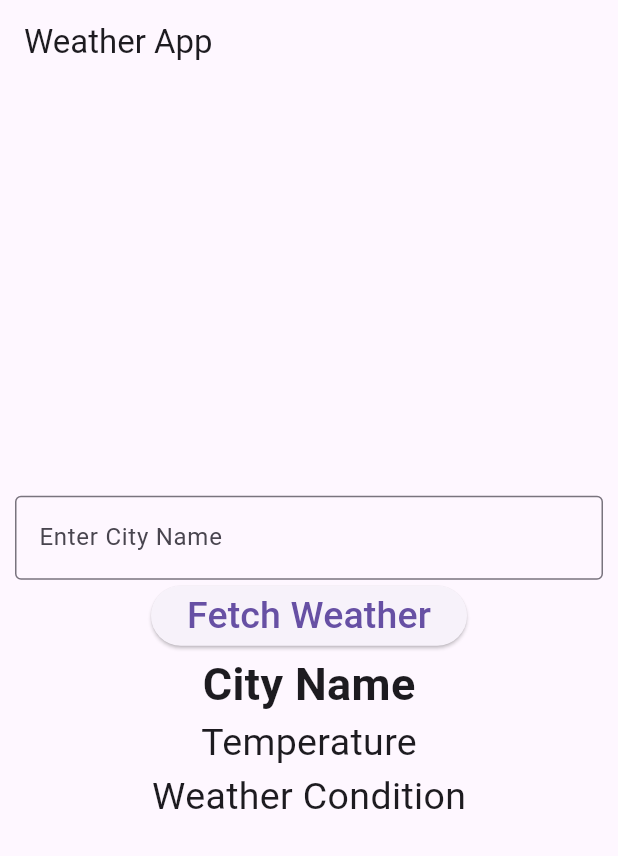
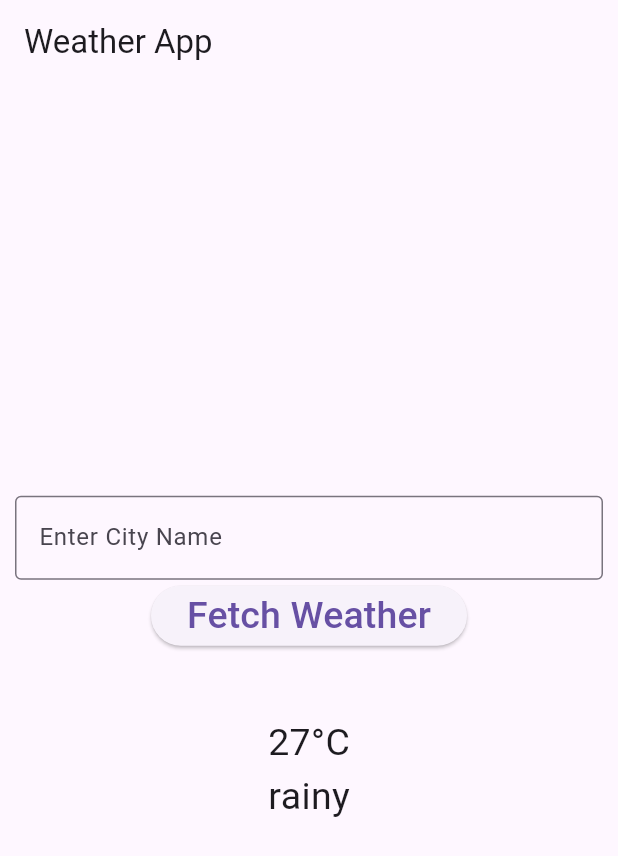
Before and after one commit to husainarib/weather_info_app, a Flutter app: the screen it shows after launch, after a tap on "Fetch Weather", on a phone screen of 412 x 824 dp. Shown: the top 856 px of the screen. Run offline on Flutter 3.47's test engine with Material 3 defaults, Android fonts, the phone set to English and light mode, and no system bars.

Commit message:
Simulated weather data for input city

```diff
--- a/lib/main.dart
+++ b/lib/main.dart
@@ -1,4 +1,5 @@
 import 'package:flutter/material.dart';
+import 'dart:math';
 
 void main() {
   runApp(WeatherApp());
@@ -29,7 +30,17 @@ class _WeatherHomePageState extends State<WeatherHomePage> {
   String weatherCondition = 'Weather Condition';
 
   void _fetchWeather() {
-    //implement method
+    String newCityName = _enterCity.text;
+    Random random = Random();
+    int randTemp = 15 + random.nextInt(16);
+    List<String> weather = ["sunny", "cloudy", "rainy"];
+    String randWeather = weather[random.nextInt(weather.length)];
+
+    setState(() {
+      cityName = newCityName;
+      temperature = '$randTemp°C';
+      weatherCondition = randWeather;
+    });
   }
 
   @override
```
